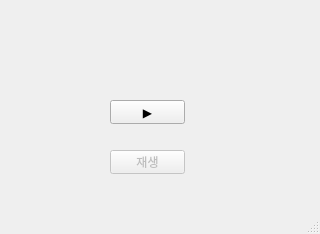
The window that src/ui/main_form.ui (100dlswjd/sound_recorder) describes before a commit, drawn with Qt 5.
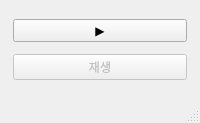
The same window after the commit.

Commit message: 유아이 수정

What changed in the file:
```diff
--- a/src/ui/main_form.ui
+++ b/src/ui/main_form.ui
@@ -6,43 +6,55 @@
    <rect>
     <x>0</x>
     <y>0</y>
-    <width>320</width>
-    <height>234</height>
+    <width>200</width>
+    <height>123</height>
    </rect>
   </property>
+  <property name="maximumSize">
+   <size>
+    <width>200</width>
+    <height>123</height>
+   </size>
+  </property>
   <property name="windowTitle">
    <string>MainWindow</string>
   </property>
   <widget class="QWidget" name="centralwidget">
-   <widget class="QPushButton" name="btn_record">
-    <property name="geometry">
-     <rect>
-      <x>110</x>
-      <y>100</y>
-      <width>75</width>
-      <height>24</height>
-     </rect>
-    </property>
+   <layout class="QHBoxLayout" name="horizontalLayout">
+    <item>
+     <layout class="QVBoxLayout" name="verticalLayout">
+      <property name="leftMargin">
+       <number>4</number>
+      </property>
+      <property name="topMargin">
+       <number>4</number>
+      </property>
+      <property name="rightMargin">
+       <number>4</number>
+      </property>
+      <property name="bottomMargin">
+       <number>4</number>
+      </property>
+      <item>
+       <widget class="QPushButton" name="btn_recorde">
     <property name="text">
      <string>▶</string>
     </property>
    </widget>
+      </item>
+      <item>
    <widget class="QPushButton" name="btn_play">
     <property name="enabled">
      <bool>false</bool>
     </property>
-    <property name="geometry">
-     <rect>
-      <x>110</x>
-      <y>150</y>
-      <width>75</width>
-      <height>24</height>
-     </rect>
-    </property>
     <property name="text">
      <string>재생</string>
     </property>
    </widget>
+      </item>
+     </layout>
+    </item>
+   </layout>
   </widget>
   <widget class="QMenuBar" name="menubar">
    <property name="geometry">
```
Left out of the diff: 4 changed lines with no effect on the pictures. Lines whose indentation alone changed are shown as unchanged. The commit also changes 1 other file.
